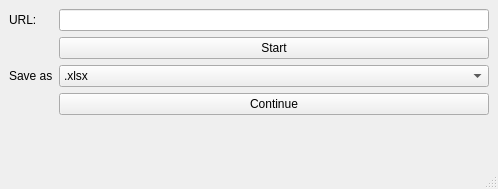
Before: the Qt Designer form gui.ui in KryzPetr1533/Formater, drawn with Qt 5.
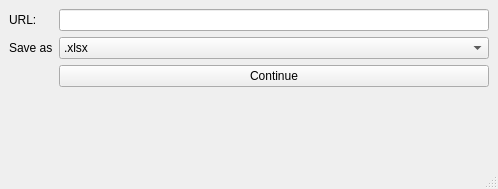
After: the same form once the commit is applied.

Commit message: Removed Start button

The edit to the form file:
```diff
--- a/gui.ui
+++ b/gui.ui
@@ -25,13 +25,6 @@
     <item row="0" column="1">
      <widget class="QLineEdit" name="lineEdit"/>
     </item>
-    <item row="2" column="1">
-     <widget class="QPushButton" name="startButton">
-      <property name="text">
-       <string>Start</string>
-      </property>
-     </widget>
-    </item>
     <item row="4" column="1">
      <widget class="QComboBox" name="comboBox">
       <item>
```
